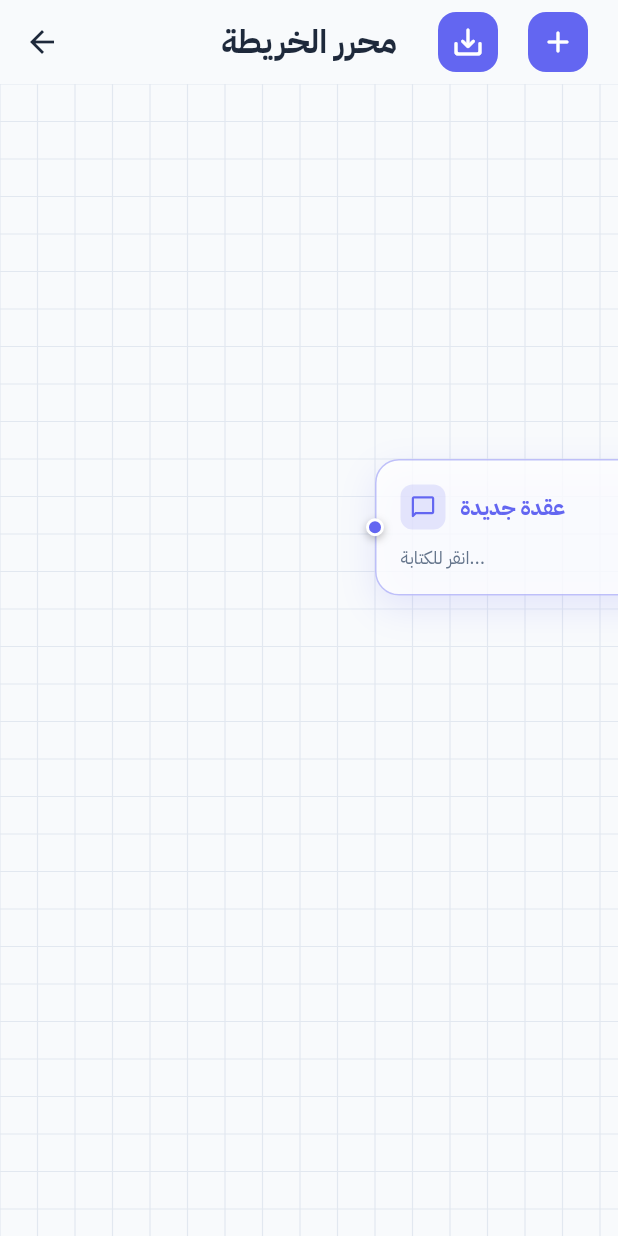
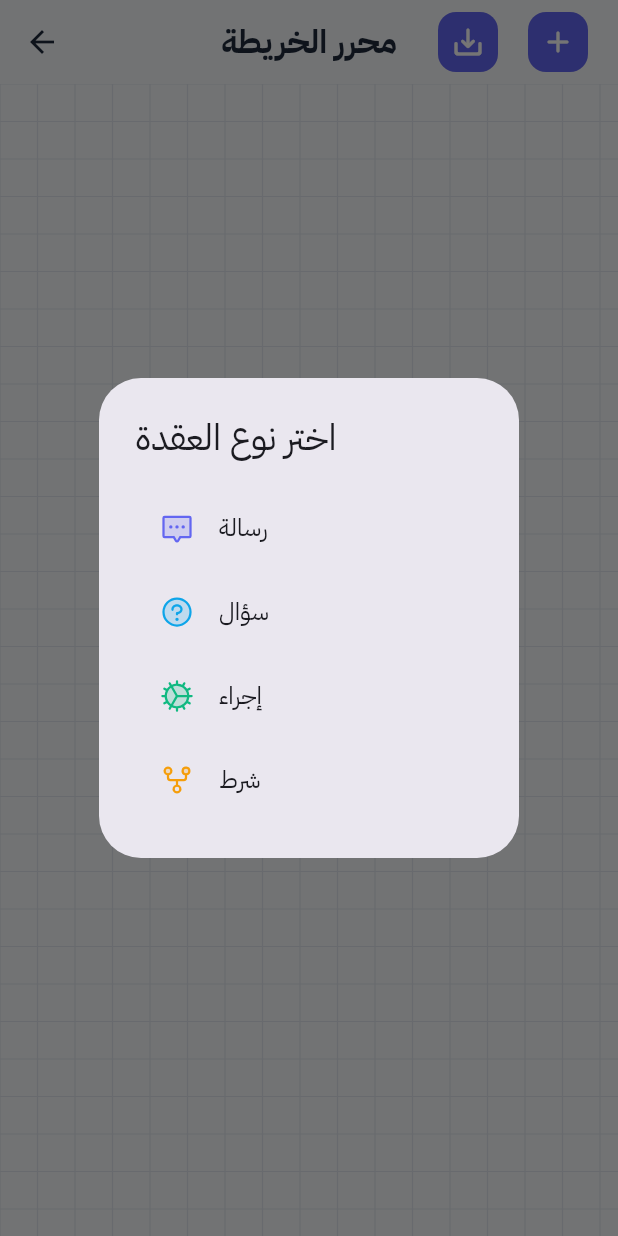
Before and after one commit to helpterooai-ops/flow_forge, a Flutter app: the BuilderScreen screen opened directly, after a tap on the "add" icon, on a phone screen of 412 x 824 dp. Run offline on Flutter 3.47's test engine with Material 3 defaults, Android fonts, the phone set to English and light mode, and no system bars; our stand-ins replace phosphor_flutter.

Commit message:
Switch to modern Phosphor Icons for node types

```diff
--- a/lib/screens/builder_screen.dart
+++ b/lib/screens/builder_screen.dart
@@ -1,6 +1,7 @@
 import 'dart:convert';
 import 'package:flutter/material.dart';
 import 'package:uuid/uuid.dart';
+import 'package:phosphor_flutter/phosphor_flutter.dart';
 import '../widgets/node_widget.dart';
 
 class Connection {
@@ -33,24 +34,90 @@ class _BuilderScreenState extends State<BuilderScreen> {
   final List<Connection> _connections = [];
   final Uuid _uuid = const Uuid();
 
-  void _addNode() {
+  void _showAddNodeDialog() {
+    NodeType? selectedType;
+    showDialog(
+      context: context,
+      builder: (ctx) => AlertDialog(
+        title: const Text('اختر نوع العقدة'),
+        content: Column(
+          mainAxisSize: MainAxisSize.min,
+          children: NodeType.values.map((type) {
+            final label = _labelForType(type);
+            final color = _colorForType(type);
+            return ListTile(
+              leading: PhosphorIcon(
+                _phosphorIconForType(type),
+                color: color,
+              ),
+              title: Text(label),
+              onTap: () {
+                selectedType = type;
+                Navigator.pop(ctx);
+              },
+            );
+          }).toList(),
+        ),
+      ),
+    ).then((_) {
+      if (selectedType != null) {
+        _addNode(selectedType!);
+      }
+    });
+  }
+
+  String _labelForType(NodeType type) {
+    switch (type) {
+      case NodeType.message:
+        return 'رسالة';
+      case NodeType.question:
+        return 'سؤال';
+      case NodeType.action:
+        return 'إجراء';
+      case NodeType.condition:
+        return 'شرط';
+    }
+  }
+
+  Color _colorForType(NodeType type) {
+    switch (type) {
+      case NodeType.message:
+        return const Color(0xFF6366F1);
+      case NodeType.question:
+        return const Color(0xFF0EA5E9);
+      case NodeType.action:
+        return const Color(0xFF10B981);
+      case NodeType.condition:
+        return const Color(0xFFF59E0B);
+    }
+  }
+
+  PhosphorIconData _phosphorIconForType(NodeType type) {
+    switch (type) {
+      case NodeType.message:
+        return PhosphorIconsDuotone.chatCenteredDots;
+      case NodeType.question:
+        return PhosphorIconsDuotone.question;
+      case NodeType.action:
+        return PhosphorIconsDuotone.gearFine;
+      case NodeType.condition:
+        return PhosphorIconsDuotone.gitFork;
+    }
+  }
+
+  void _addNode(NodeType type) {
     setState(() {
       _nodes.add(
         FlowNode(
           id: _uuid.v4(),
-          title: 'عقدة جديدة',
+          title: _labelForType(type),
           subtitle: 'انقر للكتابة...',
           position: Offset(
             250 + (_nodes.length * 20) % 200,
             250 + (_nodes.length * 30) % 200,
           ),
-          color: [
-            const Color(0xFF6366F1),
-            const Color(0xFF0EA5E9),
-            const Color(0xFF10B981),
-            const Color(0xFFF59E0B),
-            const Color(0xFFEF4444),
-          ][_nodes.length % 5],
+          color: _colorForType(type),
+          type: type,
         ),
       );
     });
@@ -101,6 +168,7 @@ class _BuilderScreenState extends State<BuilderScreen> {
       'nodes': _nodes
           .map((n) => {
                 'id': n.id,
+                'type': n.type.name,
                 'title': n.title,
                 'subtitle': n.subtitle,
                 'color': n.color.value.toRadixString(16),
@@ -181,8 +249,8 @@ class _BuilderScreenState extends State<BuilderScreen> {
                 color: const Color(0xFF6366F1),
                 borderRadius: BorderRadius.circular(12),
               ),
-              child:
-                  const Icon(Icons.save_alt_rounded, color: Colors.white, size: 24),
+              child: const Icon(Icons.save_alt_rounded,
+                  color: Colors.white, size: 24),
             ),
             tooltip: 'تصدير الخريطة',
             onPressed: _exportJSON,
@@ -195,11 +263,10 @@ class _BuilderScreenState extends State<BuilderScreen> {
                 color: const Color(0xFF6366F1),
                 borderRadius: BorderRadius.circular(12),
               ),
-              child:
-                  const Icon(Icons.add_rounded, color: Colors.white, size: 24),
+              child: const Icon(Icons.add_rounded, color: Colors.white, size: 24),
             ),
             tooltip: 'إضافة عقدة',
-            onPressed: _addNode,
+            onPressed: _showAddNodeDialog,
           ),
           const SizedBox(width: 12),
         ],
@@ -226,8 +293,7 @@ class _BuilderScreenState extends State<BuilderScreen> {
                 ),
               ),
               ..._connections.map((conn) {
-                final from =
-                    _nodes.firstWhere((n) => n.id == conn.fromNodeId);
+                final from = _nodes.firstWhere((n) => n.id == conn.fromNodeId);
                 final to = _nodes.firstWhere((n) => n.id == conn.toNodeId);
                 return ConnectionDeleteButton(
                   connection: conn,
@@ -266,8 +332,7 @@ class ConnectionPainter extends CustomPainter {
       final fromNode = nodes.firstWhere((n) => n.id == conn.fromNodeId);
       final toNode = nodes.firstWhere((n) => n.id == conn.toNodeId);
 
-      final start = Offset(
-          fromNode.position.dx + 200, fromNode.position.dy + 40);
+      final start = Offset(fromNode.position.dx + 200, fromNode.position.dy + 40);
       final end = Offset(toNode.position.dx, toNode.position.dy + 40);
 
       final paint = Paint()
@@ -278,8 +343,7 @@ class ConnectionPainter extends CustomPainter {
 
       final path = Path()
         ..moveTo(start.dx, start.dy)
-        ..cubicTo(
-            start.dx + 60, start.dy, end.dx - 60, end.dy, end.dx, end.dy);
+        ..cubicTo(start.dx + 60, start.dy, end.dx - 60, end.dy, end.dx, end.dy);
 
       canvas.drawPath(path, paint);
     }
@@ -305,8 +369,7 @@ class ConnectionDeleteButton extends StatelessWidget {
 
   @override
   Widget build(BuildContext context) {
-    final start =
-        Offset(fromNode.position.dx + 200, fromNode.position.dy + 40);
+    final start = Offset(fromNode.position.dx + 200, fromNode.position.dy + 40);
     final end = Offset(toNode.position.dx, toNode.position.dy + 40);
     final mid = Offset((start.dx + end.dx) / 2, (start.dy + end.dy) / 2);
 
--- a/lib/widgets/node_widget.dart
+++ b/lib/widgets/node_widget.dart
@@ -1,4 +1,7 @@
 import 'package:flutter/material.dart';
+import 'package:phosphor_flutter/phosphor_flutter.dart';
+
+enum NodeType { message, question, action, condition }
 
 class FlowNode {
   final String id;
@@ -6,6 +9,7 @@ class FlowNode {
   String subtitle;
   Offset position;
   Color color;
+  NodeType type;
 
   FlowNode({
     required this.id,
@@ -13,6 +17,7 @@ class FlowNode {
     this.subtitle = '',
     required this.position,
     this.color = const Color(0xFF6366F1),
+    this.type = NodeType.message,
   });
 }
 
@@ -74,7 +79,7 @@ class _NodeWidgetState extends State<NodeWidget> {
   void _startEditing() {
     setState(() {
       _isEditing = true;
-      _titleController.text = widget.node.title; // reset to current title
+      _titleController.text = widget.node.title;
     });
     _focusNode.requestFocus();
   }
@@ -83,7 +88,21 @@ class _NodeWidgetState extends State<NodeWidget> {
     setState(() {
       _isEditing = false;
     });
-    _titleController.text = widget.node.title; // restore original
+    _titleController.text = widget.node.title;
+  }
+
+  // استخدام فوسفور ديوطون – مظهر حديث جداً
+  PhosphorIconData _iconForType(NodeType type) {
+    switch (type) {
+      case NodeType.message:
+        return PhosphorIconsDuotone.chatCenteredDots; // فقاعة محادثة بنقاط
+      case NodeType.question:
+        return PhosphorIconsDuotone.question; // دائرة بها علامة سؤال
+      case NodeType.action:
+        return PhosphorIconsDuotone.gearFine; // ترس (إجراء)
+      case NodeType.condition:
+        return PhosphorIconsDuotone.gitFork; // تفرع (شرط)
+    }
   }
 
   @override
@@ -128,7 +147,6 @@ class _NodeWidgetState extends State<NodeWidget> {
           child: Stack(
             clipBehavior: Clip.none,
             children: [
-              // العقدة نفسها
               Container(
                 padding: const EdgeInsets.all(16),
                 decoration: BoxDecoration(
@@ -156,8 +174,11 @@ class _NodeWidgetState extends State<NodeWidget> {
                             color: widget.node.color.withOpacity(0.15),
                             borderRadius: BorderRadius.circular(8),
                           ),
-                          child: Icon(Icons.chat_bubble_outline_rounded,
-                              size: 18, color: widget.node.color),
+                          child: PhosphorIcon(
+                            _iconForType(widget.node.type),
+                            size: 18,
+                            color: widget.node.color,
+                          ),
                         ),
                         const SizedBox(width: 10),
                         Expanded(
@@ -203,7 +224,7 @@ class _NodeWidgetState extends State<NodeWidget> {
                   ],
                 ),
               ),
-              // نقاط التوصيل (تجميلية)
+              // نقاط التوصيل
               Positioned(
                 right: -6,
                 top: 0,
--- a/pubspec.yaml
+++ b/pubspec.yaml
@@ -11,6 +11,7 @@ dependencies:
     sdk: flutter
   cupertino_icons: ^1.0.8
   uuid: ^4.0.0
+  phosphor_flutter: ^2.0.0
 
 dev_dependencies:
   flutter_test:
```
